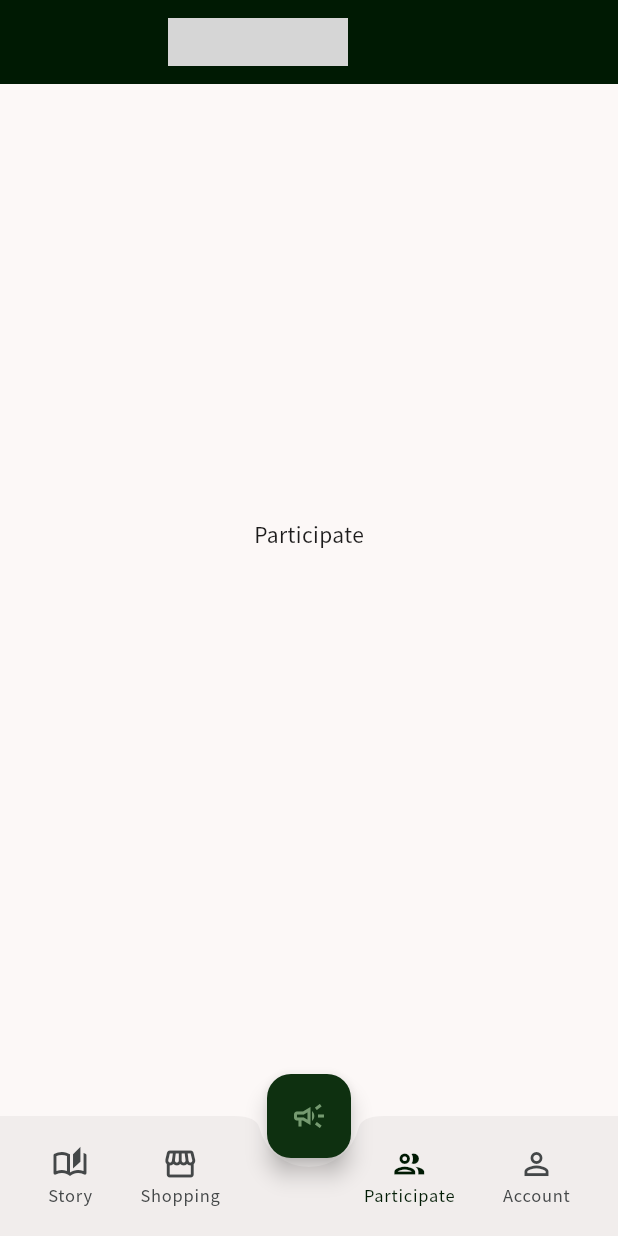
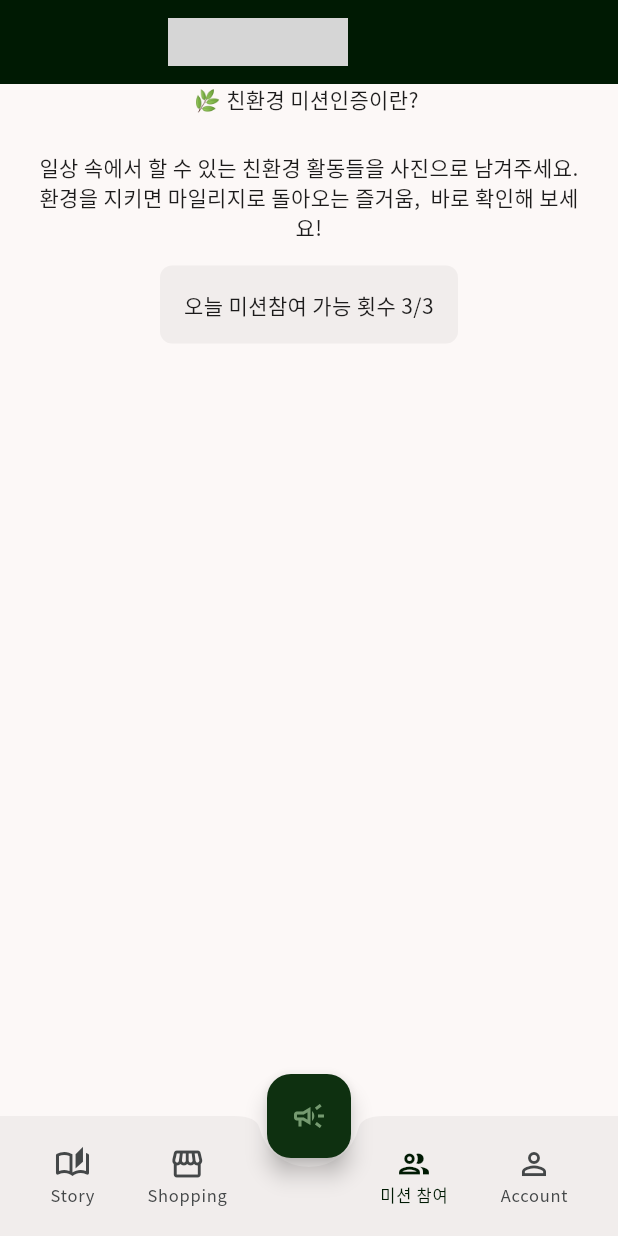
Before and after one commit to codegreensquare-hub/esg_mobile, a Flutter app: the screen it shows after launch, item 3 of the bottom bar chosen, on a phone screen of 412 x 824 dp. Run offline on Flutter 3.47's test engine with Material 3 defaults, Android fonts, the phone set to English and light mode, and no system bars; drawn by our look-alikes of animated_toggle_switch; our stand-ins replace cached_network_image, go_router; grey boxes are pictures that could not be loaded.

```diff
--- a/analysis_options.yaml
+++ b/analysis_options.yaml
@@ -8,6 +8,9 @@
 # The following line activates a set of recommended lints for Flutter apps,
 # packages, and plugins designed to encourage good coding practices.
 include: package:flutter_lints/flutter.yaml
+
+formatter:
+  trailing_commas: preserve
 
 linter:
   # The lint rules applied to this project can be customized in the
@@ -23,6 +26,5 @@ linter:
   rules:
     # avoid_print: false  # Uncomment to disable the `avoid_print` rule
     # prefer_single_quotes: true  # Uncomment to enable the `prefer_single_quotes` rule
-
 # Additional information about this file can be found at
 # https://dart.dev/guides/language/analysis-options
--- /dev/null
+++ b/lib/presentation/screens/green_square/mission_participation.tab.dart
@@ -0,0 +1,41 @@
+import 'package:flutter/material.dart';
+
+class MissionParticipationTab extends StatelessWidget {
+  const MissionParticipationTab({super.key});
+
+  @override
+  Widget build(BuildContext context) {
+    final theme = Theme.of(context);
+    final cs = theme.colorScheme;
+    // TODO update UI
+    return Column(
+      children: [
+        Text('🌿 친환경 미션인증이란? '),
+        Container(
+          padding: const EdgeInsets.fromLTRB(16, 24, 16, 16),
+          constraints: BoxConstraints(
+            maxWidth: 400,
+          ),
+          child: Text(
+            '일상 속에서 할 수 있는 친환경 활동들을 사진으로 남겨주세요.  환경을 지키면 마일리지로 돌아오는 즐거움,  바로 확인해 보세요! ',
+            textAlign: TextAlign.center,
+          ),
+        ),
+        Container(
+          padding: const EdgeInsets.fromLTRB(16, 16, 16, 16),
+          decoration: BoxDecoration(
+            color: cs.surfaceContainer,
+            borderRadius: BorderRadius.circular(8),
+          ),
+          constraints: BoxConstraints(
+            maxWidth: 400,
+          ),
+          child: Text(
+            '오늘 미션참여 가능 횟수 3/3',
+            textAlign: TextAlign.center,
+          ),
+        ),
+      ],
+    );
+  }
+}
--- a/lib/presentation/screens/main.screen.dart
+++ b/lib/presentation/screens/main.screen.dart
@@ -5,6 +5,7 @@ import 'package:esg_mobile/presentation/screens/code_green/event.tab.dart';
 import 'package:esg_mobile/presentation/screens/code_green/home.tab.dart';
 import 'package:esg_mobile/presentation/screens/code_green/look_book.tab.dart';
 import 'package:esg_mobile/presentation/screens/code_green/original_shop.tab.dart';
+import 'package:esg_mobile/presentation/screens/green_square/mission_participation.tab.dart';
 import 'package:esg_mobile/presentation/screens/green_square/story.tab.dart';
 import 'package:esg_mobile/presentation/widgets/layout/footer.widget.dart';
 import 'package:esg_mobile/presentation/widgets/layout/left_drawer.widget.dart';
@@ -126,7 +127,7 @@ class _MainScreenState extends State<MainScreen> {
                       context,
                       index: 2,
                       icon: Icons.group_outlined,
-                      label: 'Participate',
+                      label: '미션 참여',
                     ),
                     _buildGsItem(
                       context,
@@ -288,7 +289,7 @@ class _MainScreenState extends State<MainScreen> {
       case 1:
         return const Center(child: Text('Shopping Mall'));
       case 2:
-        return const Center(child: Text('Participate'));
+        return MissionParticipationTab();
       case 3:
         return const Center(child: Text('Account'));
       default:
--- /dev/null
+++ b/lib/presentation/widgets/mission/mission_available.list_tile.dart
@@ -0,0 +1,10 @@
+import 'package:flutter/material.dart';
+
+class MissionAvailableListTile extends StatelessWidget {
+  const MissionAvailableListTile({super.key});
+
+  @override
+  Widget build(BuildContext context) {
+    return Container();
+  }
+}
```
Also changed, not shown: pubspec.yaml (+8 -0 lines), 1 other file.
